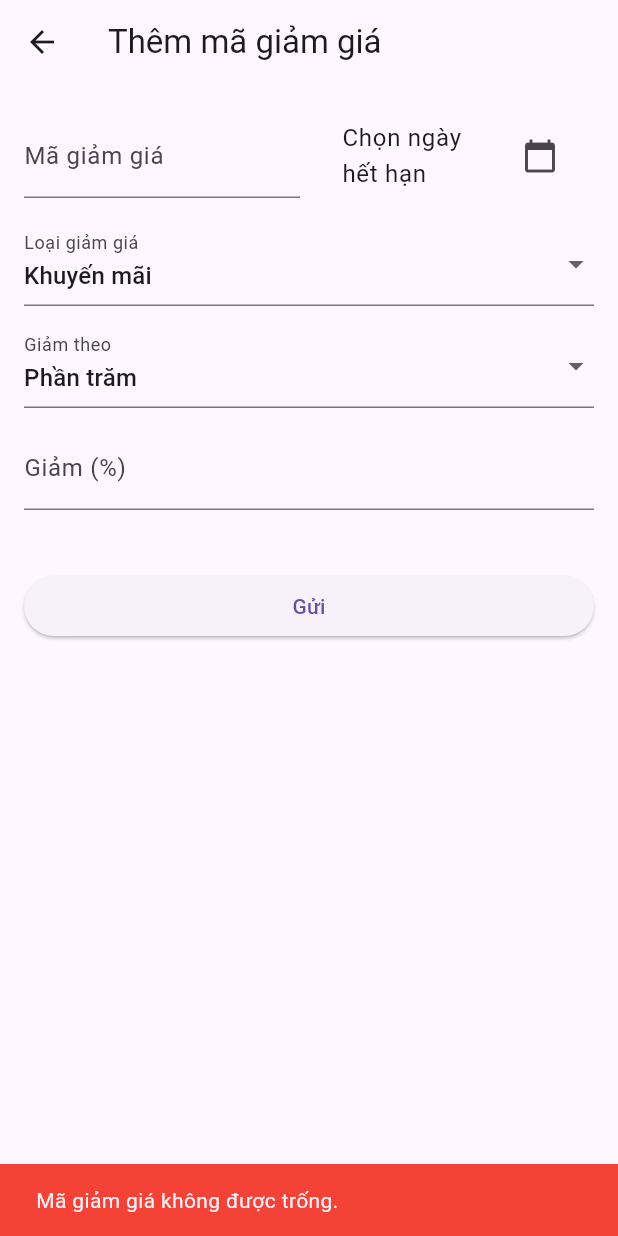
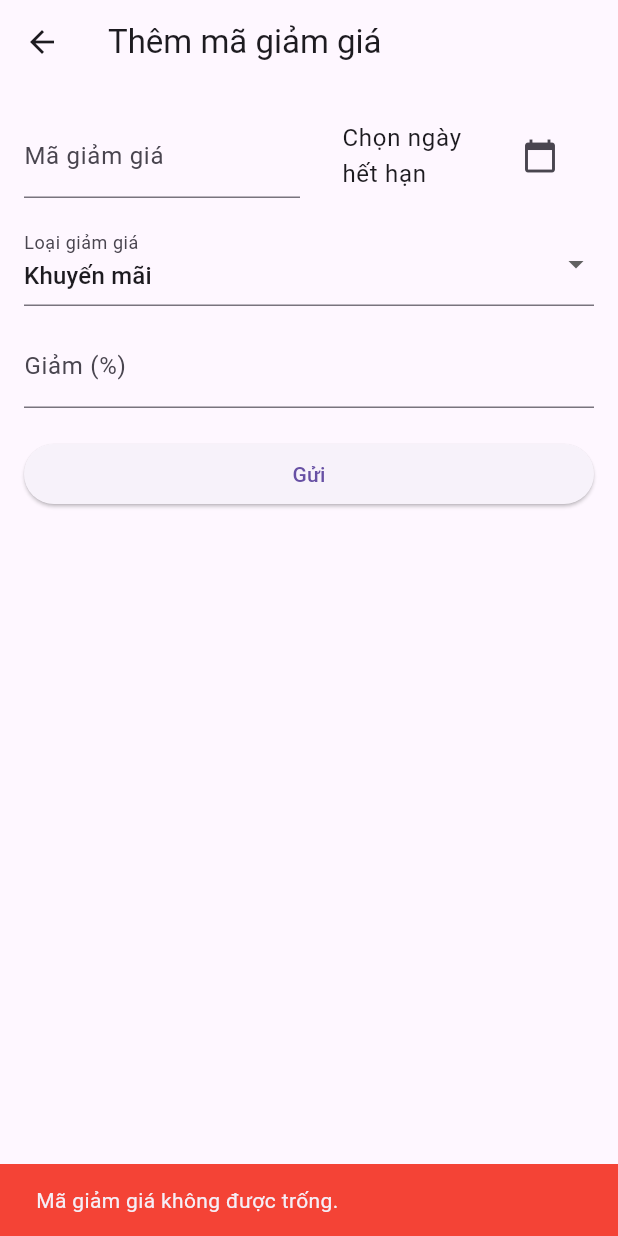
Before and after one commit to thanhduy623/pc-store, a Flutter app: the AddDiscountPage screen opened directly, after a tap on "Gửi", on a phone screen of 412 x 824 dp. Run offline on Flutter 3.47's test engine with Material 3 defaults, Android fonts, the light colour scheme and no system bars; our stand-ins replace cloud_firestore, firebase_auth, firebase_core, firebase_database, flutter_slidable, fluttertoast and 3 more; missing offline and left inert: image_picker_web; accounts and stored records are empty.

Commit message:
Cap nhat ma giam gia san pham

```diff
--- a/lib/screens/AddDiscountPage.dart
+++ b/lib/screens/AddDiscountPage.dart
@@ -52,33 +52,23 @@ class _AddDiscountPageState extends State<AddDiscountPage> {
     if (selectedValueType == 'Phần trăm' && (value < 0 || value > 50)) {
       _showMessage("Giá trị phần trăm phải nằm trong khoảng từ 0 đến 50.");
       return;
-    } else if (selectedValueType == 'Số tiền' && value < 0) {
-      _showMessage("Giá trị giảm tiền không được âm.");
-      return;
     }
 
     Map<String, dynamic> discount = {
       'code': codeController.text.trim(),
+      'expiry': expiryDate,
       'type': selectedType,
-      'expiry': expiryDate, // Lưu expiry như DateTime
-      'valueType': selectedValueType,
-      'value': value, // Sử dụng double cho value
+      'value': value,
       'createdAt': FieldValue.serverTimestamp(),
     };
 
     // Thêm các trường khác tuỳ vào loại giảm giá
     if (selectedType == 'Mặt hàng') {
       if (itemController.text.isEmpty) {
-        _showMessage("Tên sản phẩm không được trống.");
+        _showMessage("Mã sản phẩm không được trống.");
         return;
       }
-      discount['item'] = itemController.text.trim();
-    } else if (selectedType == 'Nhóm hàng') {
-      if (categoryController.text.isEmpty) {
-        _showMessage("Nhóm hàng không được trống.");
-        return;
-      }
-      discount['category'] = categoryController.text.trim();
+      discount['productId'] = itemController.text.trim();
     }
 
     try {
@@ -158,29 +148,13 @@ class _AddDiscountPageState extends State<AddDiscountPage> {
                   value: selectedType,
                   decoration: const InputDecoration(labelText: "Loại giảm giá"),
                   items:
-                      const ['Khuyến mãi', 'Mặt hàng', 'Nhóm hàng'].map((type) {
+                      const ['Khuyến mãi', 'Mặt hàng'].map((type) {
                         return DropdownMenuItem(value: type, child: Text(type));
                       }).toList(),
                   onChanged: (value) {
                     setState(() {
                       selectedType = value!;
                       valueController.clear();
-                    });
-                  },
-                ),
-                const SizedBox(height: 12),
-
-                // Loại giảm giá theo phần trăm hoặc số tiền
-                DropdownButtonFormField<String>(
-                  value: selectedValueType,
-                  decoration: const InputDecoration(labelText: "Giảm theo"),
-                  items:
-                      const ['Phần trăm', 'Số tiền'].map((type) {
-                        return DropdownMenuItem(value: type, child: Text(type));
-                      }).toList(),
-                  onChanged: (value) {
-                    setState(() {
-                      selectedValueType = value!;
                     });
                   },
                 ),
@@ -193,12 +167,7 @@ class _AddDiscountPageState extends State<AddDiscountPage> {
                   inputFormatters: [
                     FilteringTextInputFormatter.allow(RegExp(r'^\d*\.?\d*')),
                   ],
-                  decoration: InputDecoration(
-                    labelText:
-                        selectedValueType == 'Phần trăm'
-                            ? "Giảm (%)"
-                            : "Giảm (VNĐ)",
-                  ),
+                  decoration: InputDecoration(labelText: "Giảm (%)"),
                 ),
                 const SizedBox(height: 20),
 
@@ -206,18 +175,8 @@ class _AddDiscountPageState extends State<AddDiscountPage> {
                 if (selectedType == 'Mặt hàng')
                   TextField(
                     controller: itemController,
-                    decoration: const InputDecoration(
-                      labelText: "Tên sản phẩm",
-                    ),
+                    decoration: const InputDecoration(labelText: "Mã sản phẩm"),
                   ),
-                if (selectedType == 'Nhóm hàng')
-                  TextField(
-                    controller: categoryController,
-                    decoration: const InputDecoration(labelText: "Nhóm hàng"),
-                  ),
-
-                const SizedBox(height: 20),
-
                 // Gửi mã giảm giá
                 ElevatedButton(onPressed: _submit, child: const Text("Gửi")),
               ],
--- a/lib/screens/test.dart
+++ b/lib/screens/test.dart
@@ -13,10 +13,10 @@ class AddToCartScreen extends StatelessWidget {
   Map<String, dynamic> createSampleProduct() {
     const sampleImage = ''; // base64 nếu cần
     return {
-      'id': 'sp001',
+      'id': 'wdYBkb6LB1d446QkXeU6',
       'selected': false,
       'name': 'Sản phẩm demo',
-      'productCode': 'CODE123',
+      'productId': 'wdYBkb6LB1d446QkXeU6',
       'quantity': 1,
       'price': 199000.0,
       'image': sampleImage,
```
Also changed, not shown: lib/screens/ConfirmOrderPage.dart (+60 -19 lines), lib/screens/DiscountManagerPage.dart (+49 -22 lines).
